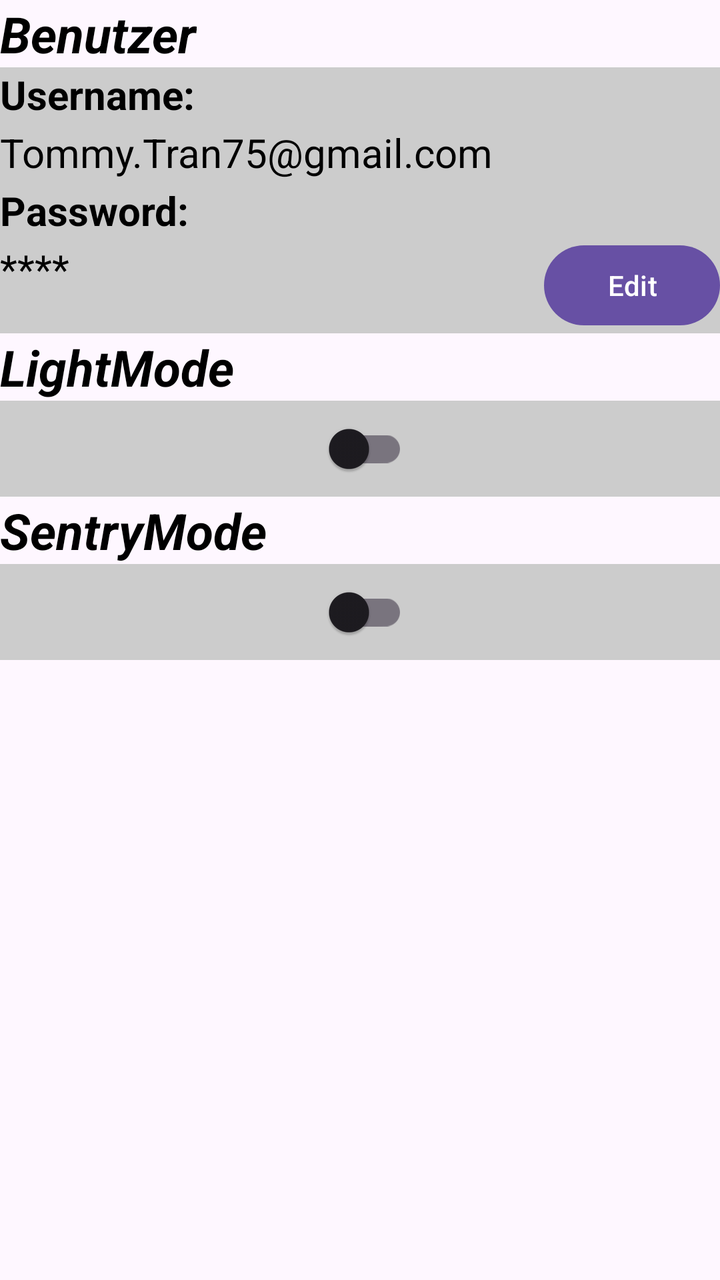
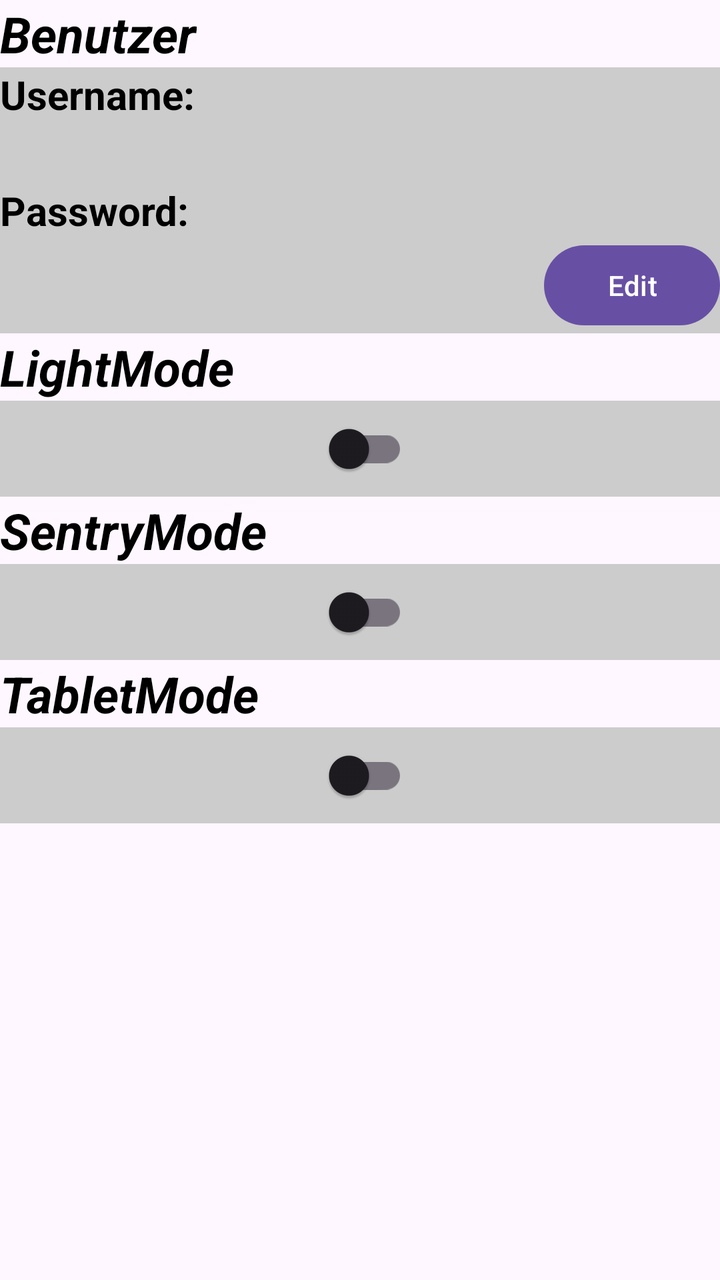

Screens rendered from an Android XML layout before and after an edit, with the pre-edit source and the edit as a unified diff.
<!-- AndroidManifest.xml: application theme Theme.RUBMotorsportGroup2 -->
<!-- res/layout/fragment_settings.xml -->
<?xml version="1.0" encoding="utf-8"?>
<FrameLayout xmlns:android="http://schemas.android.com/apk/res/android"
    xmlns:tools="http://schemas.android.com/tools"
    android:layout_width="match_parent"
    android:layout_height="match_parent"
    tools:context=".fragments.fragment_settings">
    <ScrollView
        android:layout_width="match_parent"
        android:layout_height="match_parent">
        <RelativeLayout
            android:layout_width="match_parent"
            android:layout_height="wrap_content">
            <TextView
                android:layout_width="wrap_content"
                android:layout_height="wrap_content"
                android:text="@string/usertitle"
                android:textColor="@color/black"
                android:id="@+id/userTitle"
                android:textStyle="bold|italic"
                android:textSize="25sp"/>

            <RelativeLayout
                android:layout_width="match_parent"
                android:layout_height="wrap_content"
                android:id="@+id/userlayout"
                android:background="@color/lightgray"
                android:layout_below="@id/userTitle">

                <TextView
                    android:id="@+id/username"
                    android:layout_width="wrap_content"
                    android:layout_height="wrap_content"
                    android:text="@string/username"
                    android:textColor="@color/black"
                    android:textSize="20sp"
                    android:textStyle="bold"/>

                <TextView
                    android:id="@+id/emailView"
                    android:layout_width="wrap_content"
                    android:layout_height="wrap_content"
                    android:layout_below="@+id/username"
                    android:layout_marginTop="2dp"
                    android:text="Tommy.Tran75@gmail.com"
                    android:textColor="@color/black"
                    android:textSize="20sp" />
                <TextView
                    android:id="@+id/password"
                    android:layout_width="wrap_content"
                    android:layout_height="wrap_content"
                    android:layout_below="@+id/emailView"
                    android:layout_marginTop="2dp"
                    android:text="@string/password"
                    android:textColor="@color/black"
                    android:textSize="20sp"
                    android:textStyle="bold"/>
                <TextView
                    android:id="@+id/passwordView"
                    android:layout_width="wrap_content"
                    android:layout_height="wrap_content"
                    android:layout_below="@+id/password"
                    android:layout_marginTop="2dp"
                    android:text="****"
                    android:textColor="@color/black"
                    android:textSize="20sp"
                    android:layout_alignParentStart="true" />

                <Button
                    android:id="@+id/editButton"
                    android:layout_width="wrap_content"
                    android:layout_height="wrap_content"
                    android:layout_below="@+id/password"
                    android:layout_alignParentEnd="true"
                    android:text="@string/editButton" />
            </RelativeLayout>
            <TextView
                android:layout_width="wrap_content"
                android:layout_height="wrap_content"
                android:text="@string/lightMode"
                android:textColor="@color/black"
                android:id="@+id/lightModeTitle"
                android:textStyle="bold|italic"
                android:textSize="25sp"
                android:layout_below="@+id/userlayout"/>
            <RelativeLayout

                android:layout_width="match_parent"
                android:layout_height="match_parent"
                android:background="@color/lightgray"
                android:layout_below="@id/lightModeTitle"
                android:id="@+id/lightModeLayout">
                <androidx.appcompat.widget.SwitchCompat
                    android:layout_width="wrap_content"
                    android:layout_height="wrap_content"
                    android:id="@+id/lightModeSwitch"
                    android:layout_centerHorizontal="true"
                    android:layout_centerVertical="true" />
            </RelativeLayout>
            <TextView
                android:layout_width="wrap_content"
                android:layout_height="wrap_content"
                android:text="@string/sentryMode"
                android:textColor="@color/black"
                android:id="@+id/sentryModeTitle"
                android:textStyle="bold|italic"
                android:textSize="25sp"
                android:layout_below="@+id/lightModeLayout"/>
            <RelativeLayout

                android:layout_width="match_parent"
                android:layout_height="match_parent"
                android:background="@color/lightgray"
                android:layout_below="@id/sentryModeTitle"
                android:id="@+id/sentryModeLayout">
                <androidx.appcompat.widget.SwitchCompat
                    android:layout_width="wrap_content"
                    android:layout_height="wrap_content"
                    android:id="@+id/sentryModeSwitch"
                    android:layout_centerHorizontal="true"
                    android:layout_centerVertical="true" />
            </RelativeLayout>
        </RelativeLayout>
    </ScrollView>

</FrameLayout>
<!-- resources referenced by this layout -->
<resources>
  <color name="black">#FF000000</color>
  <color name="lightgray">#CCCCCC</color>
  <string name="editButton">Edit</string>
  <string name="lightMode">LightMode</string>
  <string name="password">Password:</string>
  <string name="sentryMode">SentryMode</string>
  <string name="username">Username:</string>
  <string name="usertitle">Benutzer</string>
  <style name="Theme.RUBMotorsportGroup2" parent="Base.Theme.RUBMotorsportGroup2" />
  <style name="Base.Theme.RUBMotorsportGroup2" parent="Theme.Material3.DayNight.NoActionBar">
          
          
      </style>
</resources>

<!-- the commit's change to res/layout/fragment_settings.xml (unified diff, before → after) -->
@@ -41,7 +41,6 @@
                     android:layout_height="wrap_content"
                     android:layout_below="@+id/username"
                     android:layout_marginTop="2dp"
-                    android:text="Tommy.Tran75@gmail.com"
                     android:textColor="@color/black"
                     android:textSize="20sp" />
                 <TextView
@@ -60,13 +59,12 @@
                     android:layout_height="wrap_content"
                     android:layout_below="@+id/password"
                     android:layout_marginTop="2dp"
-                    android:text="****"
                     android:textColor="@color/black"
                     android:textSize="20sp"
                     android:layout_alignParentStart="true" />
 
                 <Button
-                    android:id="@+id/editButton"
+                    android:id="@+id/editBtn"
                     android:layout_width="wrap_content"
                     android:layout_height="wrap_content"
                     android:layout_below="@+id/password"
@@ -119,6 +117,28 @@
                     android:layout_centerHorizontal="true"
                     android:layout_centerVertical="true" />
             </RelativeLayout>
+            <TextView
+                android:layout_width="wrap_content"
+                android:layout_height="wrap_content"
+                android:text="@string/tablettitle"
+                android:textColor="@color/black"
+                android:id="@+id/tabletModeTitle"
+                android:textStyle="bold|italic"
+                android:textSize="25sp"
+                android:layout_below="@+id/sentryModeLayout"/>
+            <RelativeLayout
+                android:layout_width="match_parent"
+                android:layout_height="match_parent"
+                android:background="@color/lightgray"
+                android:layout_below="@id/tabletModeTitle"
+                android:id="@+id/tabletModeLayout">
+                <androidx.appcompat.widget.SwitchCompat
+                    android:layout_width="wrap_content"
+                    android:layout_height="wrap_content"
+                    android:id="@+id/tabletModeSwitch"
+                    android:layout_centerHorizontal="true"
+                    android:layout_centerVertical="true" />
+            </RelativeLayout>
         </RelativeLayout>
     </ScrollView>
 
<!-- resource entries referenced after the edit -->
@@ -6,6 +6,7 @@
   <string name="lightMode">LightMode</string>
   <string name="password">Password:</string>
   <string name="sentryMode">SentryMode</string>
+  <string name="tablettitle">TabletMode</string>
   <string name="username">Username:</string>
   <string name="usertitle">Benutzer</string>
   <style name="Theme.RUBMotorsportGroup2" parent="Base.Theme.RUBMotorsportGroup2" />
